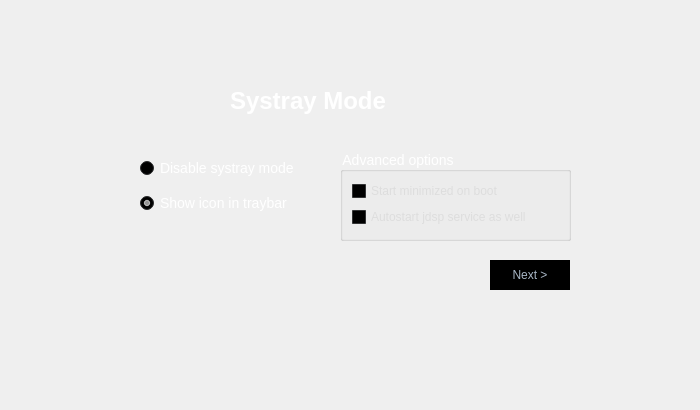
The window that src/interface/fragment/FirstLaunchWizard.ui (Audio4Linux/JDSP4Linux) describes before a commit, drawn with Qt 5.
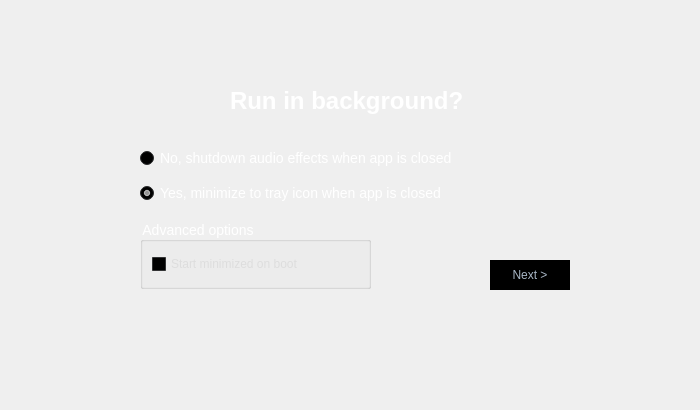
The same window after the commit. The open tabs and pages were chosen to show the change. Custom widgets are drawn as their Qt base class.

Diff of the .ui file:
```diff
--- a/src/interface/fragment/FirstLaunchWizard.ui
+++ b/src/interface/fragment/FirstLaunchWizard.ui
@@ -100,7 +100,7 @@
 </string>
      </property>
      <property name="currentIndex">
-      <number>0</number>
+      <number>2</number>
      </property>
      <widget class="QWidget" name="page_1">
       <layout class="QHBoxLayout" name="horizontalLayout_2">
@@ -1862,7 +1862,7 @@
 color: white</string>
         </property>
         <property name="text">
-         <string>Systray Mode</string>
+         <string>Run in background?</string>
         </property>
        </widget>
        <widget class="AnimatedJDSPIcon" name="p3_icon" native="true">
@@ -1882,8 +1882,8 @@
         <property name="geometry">
          <rect>
           <x>10</x>
-          <y>90</y>
-          <width>201</width>
+          <y>80</y>
+          <width>356</width>
           <height>73</height>
          </rect>
         </property>
@@ -2337,7 +2337,7 @@
 font-size: 14px;</string>
            </property>
            <property name="text">
-            <string>Disable systray mode</string>
+            <string>No, shutdown audio effects when app is closed</string>
            </property>
           </widget>
          </item>
@@ -2790,7 +2790,7 @@
 font-size: 14px;</string>
            </property>
            <property name="text">
-            <string>Show icon in traybar</string>
+            <string>Yes, minimize to tray icon when app is closed</string>
            </property>
            <property name="checked">
             <bool>true</bool>
@@ -2802,10 +2802,10 @@
        <widget class="QGroupBox" name="p3_systray_icon_box">
         <property name="geometry">
          <rect>
-          <x>210</x>
-          <y>90</y>
+          <x>10</x>
+          <y>160</y>
           <width>231</width>
-          <height>91</height>
+          <height>69</height>
          </rect>
         </property>
         <property name="styleSheet">
@@ -3271,459 +3271,6 @@
            </property>
           </widget>
          </item>
-         <item>
-          <widget class="QCheckBox" name="p3_systray_autostartJDSP">
-           <property name="palette">
-            <palette>
-             <active>
-              <colorrole role="WindowText">
-               <brush brushstyle="SolidPattern">
-                <color alpha="255">
-                 <red>221</red>
-                 <green>221</green>
-                 <blue>221</blue>
-                </color>
-               </brush>
-              </colorrole>
-              <colorrole role="Button">
-               <brush brushstyle="SolidPattern">
-                <color alpha="255">
-                 <red>65</red>
-                 <green>66</green>
-                 <blue>67</blue>
-                </color>
-               </brush>
-              </colorrole>
-              <colorrole role="Light">
-               <brush brushstyle="SolidPattern">
-                <color alpha="255">
-                 <red>97</red>
-                 <green>99</green>
-                 <blue>100</blue>
-                </color>
-               </brush>
-              </colorrole>
-              <colorrole role="Midlight">
-               <brush brushstyle="SolidPattern">
-                <color alpha="255">
-                 <red>81</red>
-                 <green>82</green>
-                 <blue>83</blue>
-                </color>
-               </brush>
-              </colorrole>
-              <colorrole role="Dark">
-               <brush brushstyle="SolidPattern">
-                <color alpha="255">
-                 <red>32</red>
-                 <green>33</green>
-                 <blue>33</blue>
-                </color>
-               </brush>
-              </colorrole>
-              <colorrole role="Mid">
-               <brush brushstyle="SolidPattern">
-                <color alpha="255">
-                 <red>43</red>
-                 <green>44</green>
-                 <blue>44</blue>
-                </color>
-               </brush>
-              </colorrole>
-              <colorrole role="Text">
-               <brush brushstyle="SolidPattern">
-                <color alpha="255">
-                 <red>221</red>
-                 <green>221</green>
-                 <blue>221</blue>
-                </color>
-               </brush>
-              </colorrole>
-              <colorrole role="BrightText">
-               <brush brushstyle="SolidPattern">
-                <color alpha="255">
-                 <red>255</red>
-                 <green>255</green>
-                 <blue>255</blue>
-                </color>
-               </brush>
-              </colorrole>
-              <colorrole role="ButtonText">
-               <brush brushstyle="SolidPattern">
-                <color alpha="255">
-                 <red>221</red>
-                 <green>221</green>
-                 <blue>221</blue>
-                </color>
-               </brush>
-              </colorrole>
-              <colorrole role="Base">
-               <brush brushstyle="SolidPattern">
-                <color alpha="255">
-                 <red>0</red>
-                 <green>0</green>
-                 <blue>0</blue>
-                </color>
-               </brush>
-              </colorrole>
-              <colorrole role="Window">
-               <brush brushstyle="SolidPattern">
-                <color alpha="255">
-                 <red>65</red>
-                 <green>66</green>
-                 <blue>67</blue>
-                </color>
-               </brush>
-              </colorrole>
-              <colorrole role="Shadow">
-               <brush brushstyle="SolidPattern">
-                <color alpha="255">
-                 <red>0</red>
-                 <green>0</green>
-                 <blue>0</blue>
-                </color>
-               </brush>
-              </colorrole>
-              <colorrole role="AlternateBase">
-               <brush brushstyle="SolidPattern">
-                <color alpha="255">
-                 <red>32</red>
-                 <green>33</green>
-                 <blue>33</blue>
-                </color>
-               </brush>
-              </colorrole>
-              <colorrole role="ToolTipBase">
-               <brush brushstyle="SolidPattern">
-                <color alpha="255">
-                 <red>255</red>
-                 <green>255</green>
-                 <blue>220</blue>
-                </color>
-               </brush>
-              </colorrole>
-              <colorrole role="ToolTipText">
-               <brush brushstyle="SolidPattern">
-                <color alpha="255">
-                 <red>0</red>
-                 <green>0</green>
-                 <blue>0</blue>
-                </color>
-               </brush>
-              </colorrole>
-              <colorrole role="PlaceholderText">
-               <brush brushstyle="SolidPattern">
-                <color alpha="128">
-                 <red>255</red>
-                 <green>255</green>
-                 <blue>255</blue>
-                </color>
-               </brush>
-              </colorrole>
-             </active>
-             <inactive>
-              <colorrole role="WindowText">
-               <brush brushstyle="SolidPattern">
-                <color alpha="255">
-                 <red>221</red>
-                 <green>221</green>
-                 <blue>221</blue>
-                </color>
-               </brush>
-              </colorrole>
-              <colorrole role="Button">
-               <brush brushstyle="SolidPattern">
-                <color alpha="255">
-                 <red>65</red>
-                 <green>66</green>
-                 <blue>67</blue>
-                </color>
-               </brush>
-              </colorrole>
-              <colorrole role="Light">
-               <brush brushstyle="SolidPattern">
-                <color alpha="255">
-                 <red>97</red>
-                 <green>99</green>
-                 <blue>100</blue>
-                </color>
-               </brush>
-              </colorrole>
-              <colorrole role="Midlight">
-               <brush brushstyle="SolidPattern">
-                <color alpha="255">
-                 <red>81</red>
-                 <green>82</green>
-                 <blue>83</blue>
-                </color>
-               </brush>
-              </colorrole>
-              <colorrole role="Dark">
-               <brush brushstyle="SolidPattern">
-                <color alpha="255">
-                 <red>32</red>
-                 <green>33</green>
-                 <blue>33</blue>
-                </color>
-               </brush>
-              </colorrole>
-              <colorrole role="Mid">
-               <brush brushstyle="SolidPattern">
-                <color alpha="255">
-                 <red>43</red>
-                 <green>44</green>
-                 <blue>44</blue>
-                </color>
-               </brush>
-              </colorrole>
-              <colorrole role="Text">
-               <brush brushstyle="SolidPattern">
-                <color alpha="255">
-                 <red>221</red>
-                 <green>221</green>
-                 <blue>221</blue>
-                </color>
-               </brush>
-              </colorrole>
-              <colorrole role="BrightText">
-               <brush brushstyle="SolidPattern">
-                <color alpha="255">
-                 <red>255</red>
-                 <green>255</green>
-                 <blue>255</blue>
-                </color>
-               </brush>
-              </colorrole>
-              <colorrole role="ButtonText">
-               <brush brushstyle="SolidPattern">
-                <color alpha="255">
-                 <red>221</red>
-                 <green>221</green>
-                 <blue>221</blue>
-                </color>
-               </brush>
-              </colorrole>
-              <colorrole role="Base">
-               <brush brushstyle="SolidPattern">
-                <color alpha="255">
-                 <red>0</red>
-                 <green>0</green>
-                 <blue>0</blue>
-                </color>
-               </brush>
-              </colorrole>
-              <colorrole role="Window">
-               <brush brushstyle="SolidPattern">
-                <color alpha="255">
-                 <red>65</red>
-                 <green>66</green>
-                 <blue>67</blue>
-                </color>
-               </brush>
-              </colorrole>
-              <colorrole role="Shadow">
-               <brush brushstyle="SolidPattern">
-                <color alpha="255">
-                 <red>0</red>
-                 <green>0</green>
-                 <blue>0</blue>
-                </color>
-               </brush>
-              </colorrole>
-              <colorrole role="AlternateBase">
-               <brush brushstyle="SolidPattern">
-                <color alpha="255">
-                 <red>32</red>
-                 <green>33</green>
-                 <blue>33</blue>
-                </color>
-               </brush>
-              </colorrole>
-              <colorrole role="ToolTipBase">
-               <brush brushstyle="SolidPattern">
-                <color alpha="255">
-                 <red>255</red>
-                 <green>255</green>
-                 <blue>220</blue>
-                </color>
-               </brush>
-              </colorrole>
-              <colorrole role="ToolTipText">
-               <brush brushstyle="SolidPattern">
-                <color alpha="255">
-                 <red>0</red>
-                 <green>0</green>
-                 <blue>0</blue>
-                </color>
-               </brush>
-              </colorrole>
-              <colorrole role="PlaceholderText">
-               <brush brushstyle="SolidPattern">
-                <color alpha="128">
-                 <red>255</red>
-                 <green>255</green>
-                 <blue>255</blue>
-                </color>
-               </brush>
-              </colorrole>
-             </inactive>
-             <disabled>
-              <colorrole role="WindowText">
-               <brush brushstyle="SolidPattern">
-                <color alpha="255">
-                 <red>221</red>
-                 <green>221</green>
-                 <blue>221</blue>
-                </color>
-               </brush>
-              </colorrole>
-              <colorrole role="Button">
-               <brush brushstyle="SolidPattern">
-                <color alpha="255">
-                 <red>65</red>
-                 <green>66</green>
-                 <blue>67</blue>
-                </color>
-               </brush>
-              </colorrole>
-              <colorrole role="Light">
-               <brush brushstyle="SolidPattern">
-                <color alpha="255">
-                 <red>97</red>
-                 <green>99</green>
-                 <blue>100</blue>
-                </color>
-               </brush>
-              </colorrole>
-              <colorrole role="Midlight">
-               <brush brushstyle="SolidPattern">
-                <color alpha="255">
-                 <red>81</red>
-                 <green>82</green>
-                 <blue>83</blue>
-                </color>
-               </brush>
-              </colorrole>
-              <colorrole role="Dark">
-               <brush brushstyle="SolidPattern">
-                <color alpha="255">
-                 <red>32</red>
-                 <green>33</green>
-                 <blue>33</blue>
-                </color>
-               </brush>
-              </colorrole>
-              <colorrole role="Mid">
-               <brush brushstyle="SolidPattern">
-                <color alpha="255">
-                 <red>43</red>
-                 <green>44</green>
-                 <blue>44</blue>
-                </color>
-               </brush>
-              </colorrole>
-              <colorrole role="Text">
-               <brush brushstyle="SolidPattern">
-                <color alpha="255">
-                 <red>221</red>
-                 <green>221</green>
-                 <blue>221</blue>
-                </color>
-               </brush>
-              </colorrole>
-              <colorrole role="BrightText">
-               <brush brushstyle="SolidPattern">
-                <color alpha="255">
-                 <red>255</red>
-                 <green>255</green>
-                 <blue>255</blue>
-                </color>
-               </brush>
-              </colorrole>
-              <colorrole role="ButtonText">
-               <brush brushstyle="SolidPattern">
-                <color alpha="255">
-                 <red>221</red>
-                 <green>221</green>
-                 <blue>221</blue>
-                </color>
-               </brush>
-              </colorrole>
-              <colorrole role="Base">
-               <brush brushstyle="SolidPattern">
-                <color alpha="255">
-                 <red>65</red>
-                 <green>66</green>
-                 <blue>67</blue>
-                </color>
-               </brush>
-              </colorrole>
-              <colorrole role="Window">
-               <brush brushstyle="SolidPattern">
-                <color alpha="255">
-                 <red>65</red>
-                 <green>66</green>
-                 <blue>67</blue>
-                </color>
-               </brush>
-              </colorrole>
-              <colorrole role="Shadow">
-               <brush brushstyle="SolidPattern">
-                <color alpha="255">
-                 <red>0</red>
-                 <green>0</green>
-                 <blue>0</blue>
-                </color>
-               </brush>
-              </colorrole>
-              <colorrole role="AlternateBase">
-               <brush brushstyle="SolidPattern">
-                <color alpha="255">
-                 <red>65</red>
-                 <green>66</green>
-                 <blue>67</blue>
-                </color>
-               </brush>
-              </colorrole>
-              <colorrole role="ToolTipBase">
-               <brush brushstyle="SolidPattern">
-                <color alpha="255">
-                 <red>255</red>
-                 <green>255</green>
-                 <blue>220</blue>
-                </color>
-               </brush>
-              </colorrole>
-              <colorrole role="ToolTipText">
-               <brush brushstyle="SolidPattern">
-                <color alpha="255">
-                 <red>0</red>
-                 <green>0</green>
-                 <blue>0</blue>
-                </color>
-               </brush>
-              </colorrole>
-              <colorrole role="PlaceholderText">
-               <brush brushstyle="SolidPattern">
-                <color alpha="128">
-                 <red>255</red>
-                 <green>255</green>
-                 <blue>255</blue>
-                </color>
-               </brush>
-              </colorrole>
-             </disabled>
-            </palette>
-           </property>
-           <property name="styleSheet">
-            <string notr="true">color: rgb(221, 221, 221);
-</string>
-           </property>
-           <property name="text">
-            <string>Autostart jdsp service as well</string>
-           </property>
-          </widget>
-         </item>
         </layout>
        </widget>
       </widget>
@@ -3741,9 +3288,9 @@
        <widget class="QPushButton" name="p4_next">
         <property name="geometry">
          <rect>
-          <x>360</x>
+          <x>359</x>
           <y>200</y>
-          <width>80</width>
+          <width>81</width>
           <height>30</height>
          </rect>
         </property>
@@ -3870,9 +3417,9 @@
        <widget class="QPushButton" name="p4_telegram">
         <property name="geometry">
          <rect>
-          <x>269</x>
+          <x>250</x>
           <y>200</y>
-          <width>81</width>
+          <width>101</width>
           <height>30</height>
          </rect>
         </property>
```
